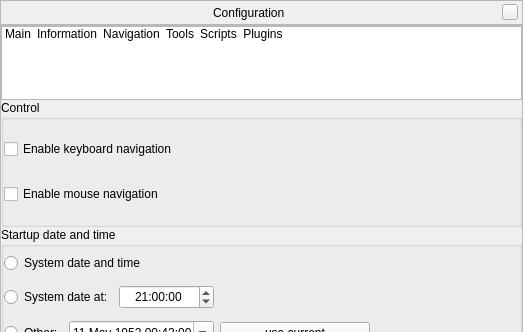
The window that src/gui/configurationDialog.ui (519984307/stellarium_src) describes before a commit, drawn with Qt 5; both pictures show x 0 to 523 and y 0 to 332 of the 523 by 483 pixel window.
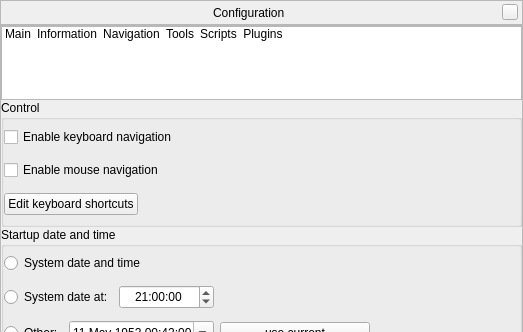
The same window after the commit. The open tabs and pages were chosen to show the change. Icons and pictures are not drawn. Custom widgets are drawn as their Qt base class.

Commit message: add edit shortcuts button to configuration dialog

```diff
--- a/src/gui/configurationDialog.ui
+++ b/src/gui/configurationDialog.ui
@@ -562,6 +562,30 @@
                </property>
               </widget>
              </item>
+             <item>
+              <layout class="QHBoxLayout" name="horizontalLayout_9">
+               <item>
+                <widget class="QPushButton" name="editShortcutsPushButton">
+                 <property name="text">
+                  <string>Edit keyboard shortcuts</string>
+                 </property>
+                </widget>
+               </item>
+               <item>
+                <spacer name="horizontalSpacer_4">
+                 <property name="orientation">
+                  <enum>Qt::Horizontal</enum>
+                 </property>
+                 <property name="sizeHint" stdset="0">
+                  <size>
+                   <width>40</width>
+                   <height>20</height>
+                  </size>
+                 </property>
+                </spacer>
+               </item>
+              </layout>
+             </item>
             </layout>
            </widget>
           </item>
```
Left out of the diff: 26 changed lines with no effect on the pictures. The commit also changes 1 other file.
